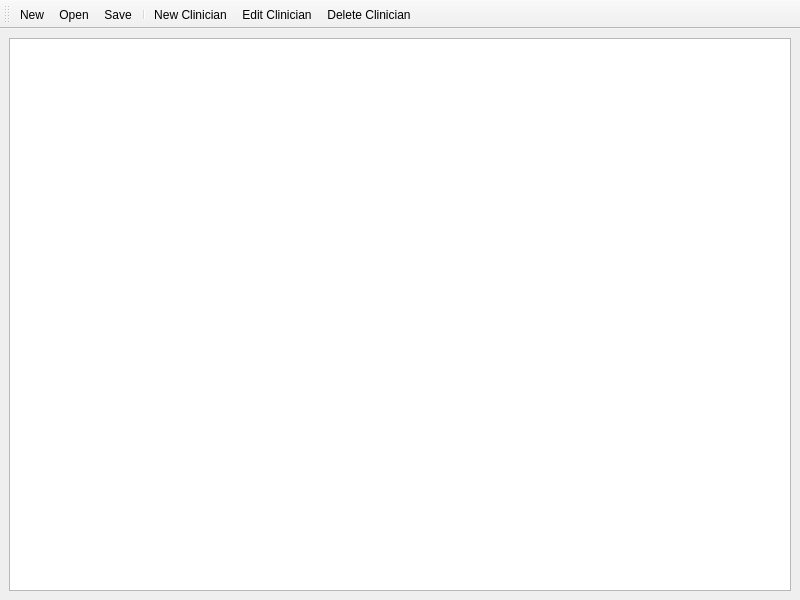
Qt form designer/mainwindow.ui (mishra-lab/scheduler) before a commit.
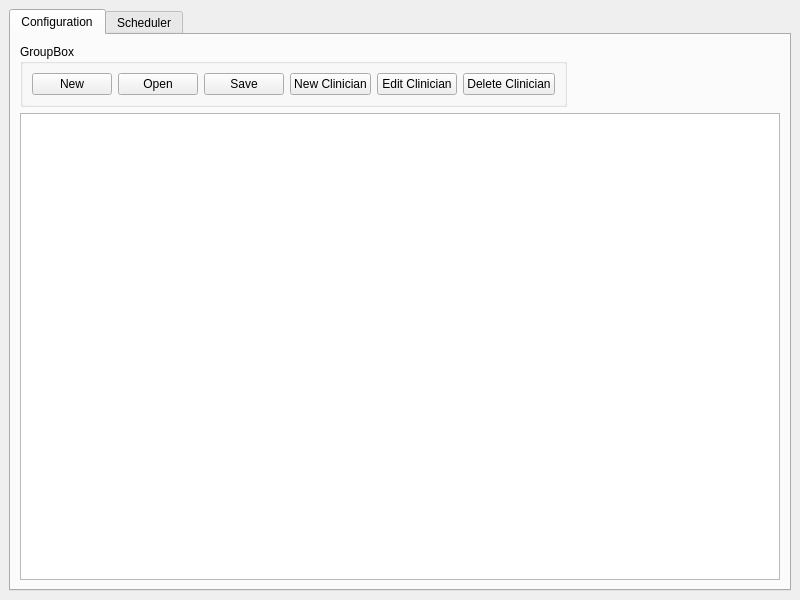
The same form after that commit.

Commit message:
Layout treeview + toolbar buttons inside a tabview
Create a new tab that will be used for running scheduler and publishing data

Diff of the .ui file:
```diff
--- a/designer/mainwindow.ui
+++ b/designer/mainwindow.ui
@@ -16,41 +16,99 @@
   <widget class="QWidget" name="centralwidget">
    <layout class="QGridLayout" name="gridLayout">
     <item row="0" column="0">
-     <widget class="QTreeView" name="treeView">
-      <property name="editTriggers">
-       <set>QAbstractItemView::EditKeyPressed|QAbstractItemView::SelectedClicked</set>
+     <widget class="QTabWidget" name="tabWidget">
+      <property name="currentIndex">
+       <number>0</number>
       </property>
-      <property name="alternatingRowColors">
-       <bool>true</bool>
-      </property>
-      <property name="selectionBehavior">
-       <enum>QAbstractItemView::SelectItems</enum>
-      </property>
-      <property name="expandsOnDoubleClick">
-       <bool>true</bool>
-      </property>
+      <widget class="QWidget" name="configurationTab">
+       <attribute name="title">
+        <string>Configuration</string>
+       </attribute>
+       <layout class="QVBoxLayout" name="verticalLayout">
+        <item>
+         <widget class="QGroupBox" name="groupBox">
+          <property name="sizePolicy">
+           <sizepolicy hsizetype="Fixed" vsizetype="Preferred">
+            <horstretch>0</horstretch>
+            <verstretch>0</verstretch>
+           </sizepolicy>
+          </property>
+          <property name="title">
+           <string>GroupBox</string>
+          </property>
+          <layout class="QHBoxLayout" name="horizontalLayout">
+           <item>
+            <widget class="QPushButton" name="newButton">
+             <property name="text">
+              <string>New</string>
+             </property>
+            </widget>
+           </item>
+           <item>
+            <widget class="QPushButton" name="openButton">
+             <property name="text">
+              <string>Open</string>
+             </property>
+            </widget>
+           </item>
+           <item>
+            <widget class="QPushButton" name="saveButton">
+             <property name="text">
+              <string>Save</string>
+             </property>
+            </widget>
+           </item>
+           <item>
+            <widget class="QPushButton" name="newClinicianButton">
+             <property name="text">
+              <string>New Clinician</string>
+             </property>
+            </widget>
+           </item>
+           <item>
+            <widget class="QPushButton" name="editClinicianButton">
+             <property name="text">
+              <string>Edit Clinician</string>
+             </property>
+            </widget>
+           </item>
+           <item>
+            <widget class="QPushButton" name="deleteClinicianButton">
+             <property name="text">
+              <string>Delete Clinician</string>
+             </property>
+            </widget>
+           </item>
+          </layout>
+         </widget>
+        </item>
+        <item>
+         <widget class="QTreeView" name="treeView">
+          <property name="editTriggers">
+           <set>QAbstractItemView::EditKeyPressed|QAbstractItemView::SelectedClicked</set>
+          </property>
+          <property name="alternatingRowColors">
+           <bool>true</bool>
+          </property>
+          <property name="selectionBehavior">
+           <enum>QAbstractItemView::SelectItems</enum>
+          </property>
+          <property name="expandsOnDoubleClick">
+           <bool>true</bool>
+          </property>
+         </widget>
+        </item>
+       </layout>
+      </widget>
+      <widget class="QWidget" name="schedulerTab">
+       <attribute name="title">
+        <string>Scheduler</string>
+       </attribute>
+      </widget>
      </widget>
     </item>
    </layout>
   </widget>
-  <widget class="QToolBar" name="toolBar">
-   <property name="windowTitle">
-    <string>toolBar</string>
-   </property>
-   <attribute name="toolBarArea">
-    <enum>TopToolBarArea</enum>
-   </attribute>
-   <attribute name="toolBarBreak">
-    <bool>false</bool>
-   </attribute>
-   <addaction name="actionNew"/>
-   <addaction name="actionOpen"/>
-   <addaction name="actionSave"/>
-   <addaction name="separator"/>
-   <addaction name="actionNew_Clinician"/>
-   <addaction name="actionEdit_Clinician"/>
-   <addaction name="actionDelete_Clinician"/>
-  </widget>
   <action name="actionOpen">
    <property name="text">
     <string>Open</string>
```
Left out of the diff: 99 changed lines with no effect on the pictures. The commit also changes 1 other file.
